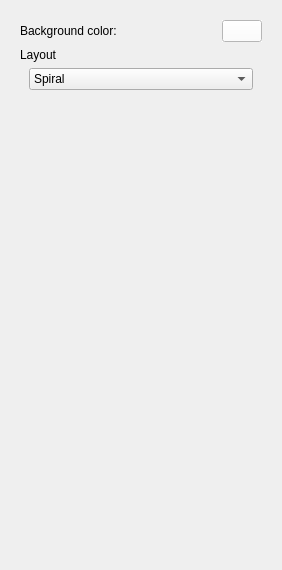
This is plugins/view/PixelOrientedView/PixelOrientedOptionsWidget.ui in Tulip-Dev/tulip as Qt 5 draws it before an edit. The edited form follows.
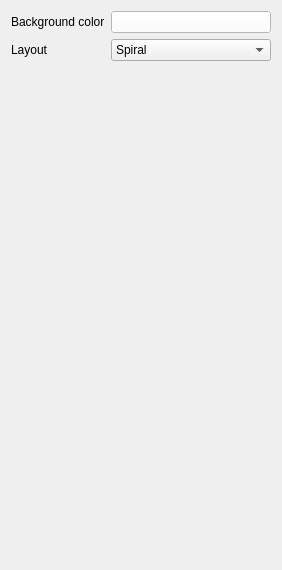
This is the edited form. Custom widgets are drawn as their Qt base class.

Patch:
```diff
--- a/plugins/view/PixelOrientedView/PixelOrientedOptionsWidget.ui
+++ b/plugins/view/PixelOrientedView/PixelOrientedOptionsWidget.ui
@@ -15,37 +15,15 @@
   </property>
   <layout class="QVBoxLayout" name="verticalLayout_3">
    <item>
-    <widget class="QFrame" name="frame">
-     <property name="frameShape">
-      <enum>QFrame::NoFrame</enum>
-     </property>
-     <property name="frameShadow">
-      <enum>QFrame::Raised</enum>
-     </property>
-     <layout class="QVBoxLayout" name="verticalLayout_2">
-      <item>
-       <layout class="QHBoxLayout" name="horizontalLayout">
-        <item>
+    <layout class="QFormLayout" name="formLayout">
+     <item row="0" column="0">
          <widget class="QLabel" name="label_2">
           <property name="text">
-           <string>Background color:</string>
+        <string>Background color</string>
           </property>
          </widget>
         </item>
-        <item>
-         <spacer name="horizontalSpacer_3">
-          <property name="orientation">
-           <enum>Qt::Horizontal</enum>
-          </property>
-          <property name="sizeHint" stdset="0">
-           <size>
-            <width>40</width>
-            <height>20</height>
-           </size>
-          </property>
-         </spacer>
-        </item>
-        <item>
+     <item row="0" column="1">
          <widget class="tlp::ColorButton" name="backColorButton">
           <property name="palette">
            <palette>
@@ -146,22 +124,14 @@
           </property>
          </widget>
         </item>
-       </layout>
-      </item>
-      <item>
+     <item row="1" column="0">
        <widget class="QLabel" name="label">
         <property name="text">
          <string>Layout</string>
         </property>
        </widget>
       </item>
-      <item>
-       <widget class="QFrame" name="frame">
-        <layout class="QVBoxLayout" name="verticalLayout">
-         <property name="topMargin">
-          <number>0</number>
-         </property>
-         <item>
+     <item row="1" column="1">
           <widget class="QComboBox" name="layoutTypeCB">
            <item>
             <property name="text">
@@ -185,6 +155,23 @@
            </item>
           </widget>
          </item>
+    </layout>
+   </item>
+   <item>
+    <widget class="QFrame" name="frame">
+     <property name="frameShape">
+      <enum>QFrame::NoFrame</enum>
+     </property>
+     <property name="frameShadow">
+      <enum>QFrame::Raised</enum>
+     </property>
+     <layout class="QVBoxLayout" name="verticalLayout_2">
+      <item>
+       <widget class="QFrame" name="frame">
+        <layout class="QVBoxLayout" name="verticalLayout">
+         <property name="topMargin">
+          <number>0</number>
+         </property>
         </layout>
        </widget>
       </item>
```
Lines whose indentation alone changed are shown as unchanged.
